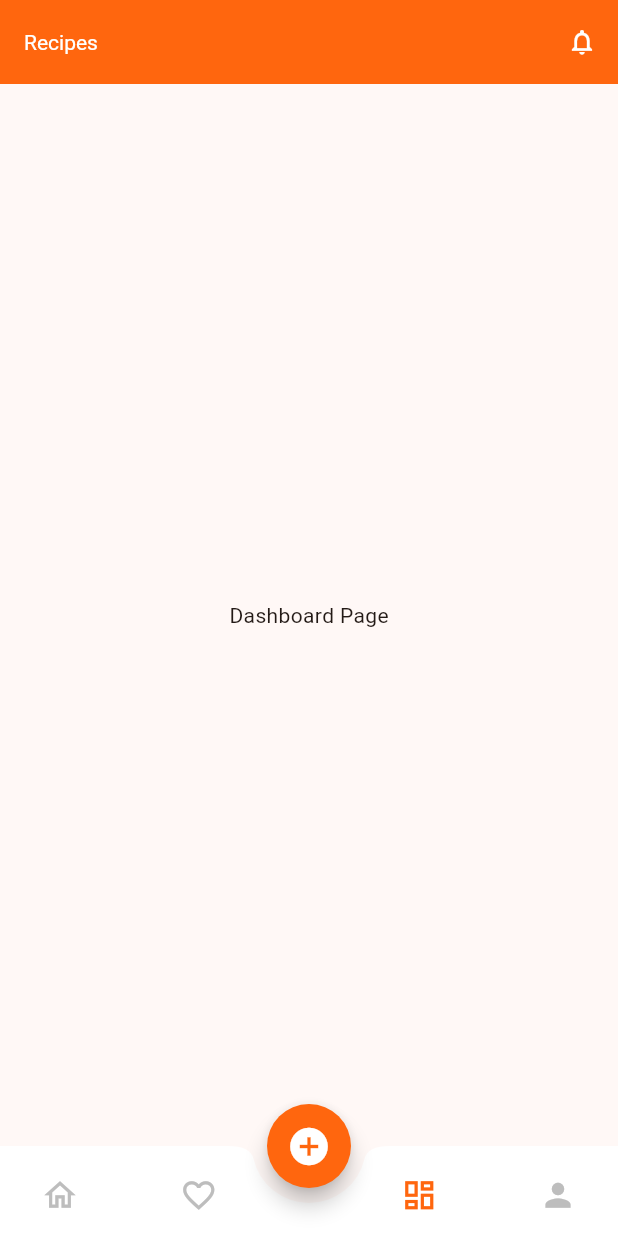
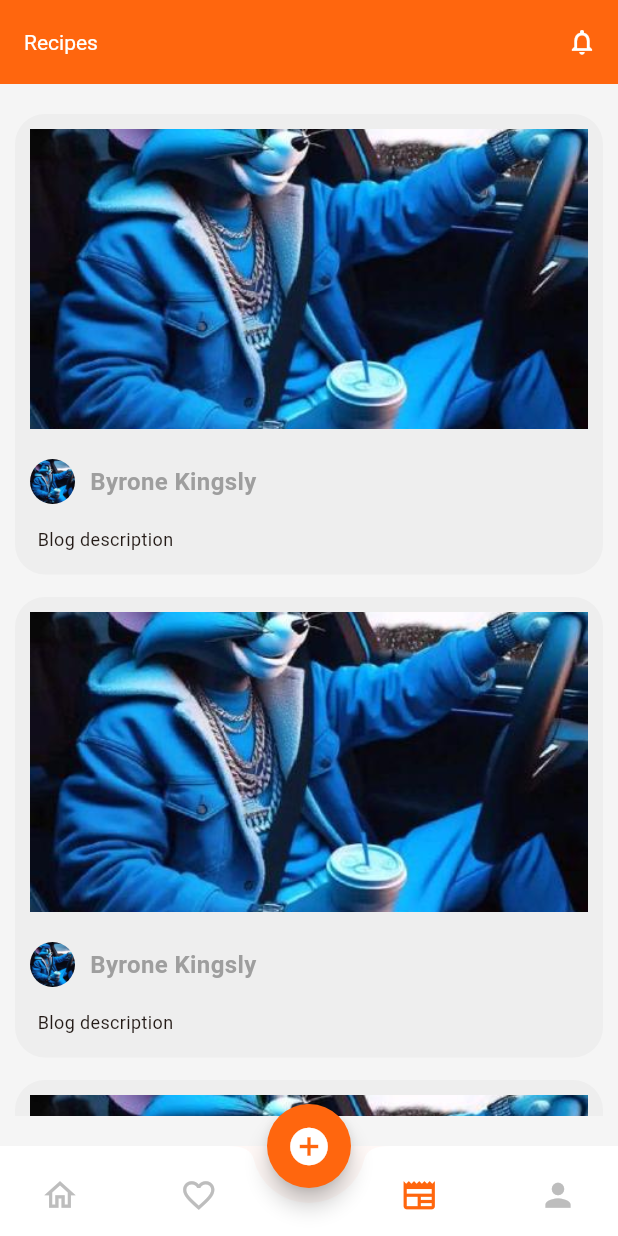
Before and after one commit to 1king-sly/recipe-app, a Flutter app: the screen it shows after launch, item 3 of the bottom bar chosen, on a phone screen of 412 x 824 dp. Run offline on Flutter 3.47's test engine with Material 3 defaults, Android fonts, the phone set to English and light mode, and no system bars; drawn by our look-alikes of lazy_load_scrollview; our stand-ins replace animated_splash_screen, carousel_slider, lottie, page_transition.

Commit message:
added the food blog page and blog card containingg image, publishers name and image, and word content

```diff
--- /dev/null
+++ b/lib/components/blog_card.dart
@@ -0,0 +1,73 @@
+import 'package:flutter/material.dart';
+
+class BlogCard extends StatefulWidget {
+  const BlogCard({super.key});
+
+  @override
+  State<BlogCard> createState() => _BlogCardState();
+}
+
+class _BlogCardState extends State<BlogCard> {
+  @override
+  Widget build(BuildContext context) {
+    return Container(
+      padding: const EdgeInsets.all(10),
+      decoration: BoxDecoration(
+        color: Colors.grey.shade200,
+        borderRadius: const BorderRadius.all(Radius.circular(20)),
+      ),
+      width: double.infinity,
+      child: Column(
+        children: [
+          Container(
+              height: 200,
+              width: double.infinity,
+              decoration: const BoxDecoration(
+                  image: DecorationImage(
+                image: AssetImage(
+                  "assets/images/user.jpg",
+                ),
+                fit: BoxFit.cover,
+              ))),
+          const SizedBox(height: 10),
+          SizedBox(
+            height: 50,
+            width: double.infinity,
+            child: Row(children: [
+              // if (widget.user.imagePath != null)
+              Container(
+                width: 30,
+                height: 30,
+                decoration: const BoxDecoration(
+                    shape: BoxShape.circle,
+                    image: DecorationImage(
+                        image: AssetImage("assets/images/user.jpg"),
+                        fit: BoxFit.cover)),
+              ),
+              // else
+              //   CircleAvatar(
+              //     backgroundColor: Colors.grey.shade800,
+              //     child: Text(widget.user.name[0]),
+              //   ),
+              const SizedBox(width: 10),
+              const Text("Byrone Kingsly",
+                  style: TextStyle(
+                    fontSize: 16,
+                    fontWeight: FontWeight.bold,
+                    color: Colors.grey,
+                  ))
+            ]),
+          ),
+          Container(
+            padding: const EdgeInsets.all(5),
+            width: double.infinity,
+            child: const Text(
+              "Blog description",
+              style: TextStyle(fontSize: 12),
+            ),
+          )
+        ],
+      ),
+    );
+  }
+}
--- /dev/null
+++ b/lib/pages/blog_page.dart
@@ -0,0 +1,35 @@
+import 'package:flutter/material.dart';
+import 'package:lazy_load_scrollview/lazy_load_scrollview.dart';
+import 'package:recipe/components/blog_card.dart';
+import 'package:recipe/constants/constants.dart';
+
+class BlogPage extends StatefulWidget {
+  const BlogPage({super.key});
+
+  @override
+  State<BlogPage> createState() => _BlogPageState();
+}
+
+class _BlogPageState extends State<BlogPage> {
+  @override
+  Widget build(BuildContext context) {
+    return Scaffold(
+        backgroundColor: primaryColor,
+        body: LazyLoadScrollView(
+          onEndOfPage: () {},
+          child: Padding(
+            padding: const EdgeInsets.symmetric(horizontal: 10, vertical:20),
+            child: ListView.separated(
+              itemBuilder: (BuildContext context, int index) {
+                return const BlogCard();
+              },
+              separatorBuilder: (BuildContext context, int index) =>
+                  const SizedBox(
+                height: 15,
+              ),
+              itemCount: 20,
+            ),
+          ),
+        ));
+  }
+}
--- a/lib/pages/dashboard_page.dart
+++ /dev/null
@@ -1,17 +0,0 @@
-import 'package:flutter/material.dart';
-
-class DashboardPage extends StatefulWidget {
-  const DashboardPage({super.key});
-
-  @override
-  State<DashboardPage> createState() => _DashboardPageState();
-}
-
-class _DashboardPageState extends State<DashboardPage> {
-  @override
-  Widget build(BuildContext context) {
-      return const SafeArea(child:  Center(
-      child: Text("Dashboard Page"),
-    ));
-  }
-}
--- a/lib/pages/home_page.dart
+++ b/lib/pages/home_page.dart
@@ -4,7 +4,7 @@ import 'package:recipe/components/recipe_card.dart';
 import 'package:recipe/components/search_bar.dart';
 import 'package:recipe/constants/constants.dart';
 import 'package:recipe/pages/create_recipe_page.dart';
-import 'package:recipe/pages/dashboard_page.dart';
+import 'package:recipe/pages/blog_page.dart';
 import 'package:recipe/pages/favorites_page.dart';
 import 'package:recipe/pages/profile_page.dart';
 
@@ -21,7 +21,7 @@ class _HomePageState extends State<HomePage> {
     Home(),
     FavoritesPage(),
     CreateRecipePage(),
-    DashboardPage(),
+    BlogPage(),
     ProfilePage(),
   ];
   @override
@@ -99,7 +99,7 @@ class _HomePageState extends State<HomePage> {
                   currentIndex = 3;
                 });
               },
-              icon: Icon(Icons.dashboard_outlined,
+              icon: Icon(Icons.newspaper_outlined,
                   color: currentIndex == 3 ? mainColor : Colors.grey.shade400,
                   size: 25),
             ),
```
